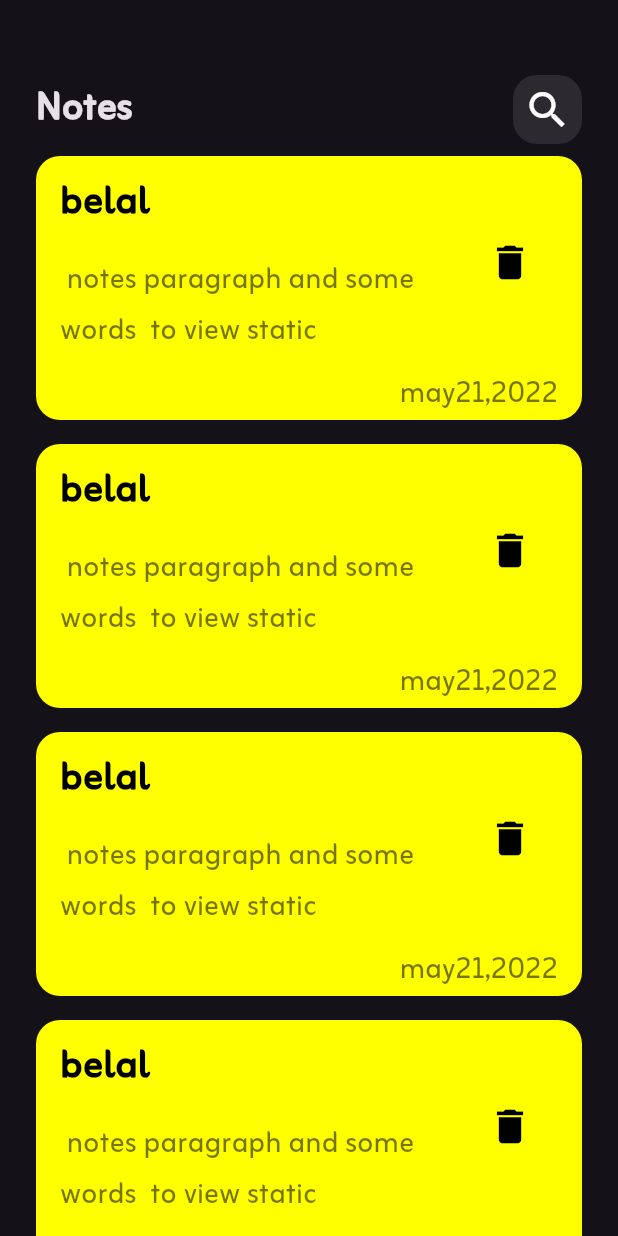
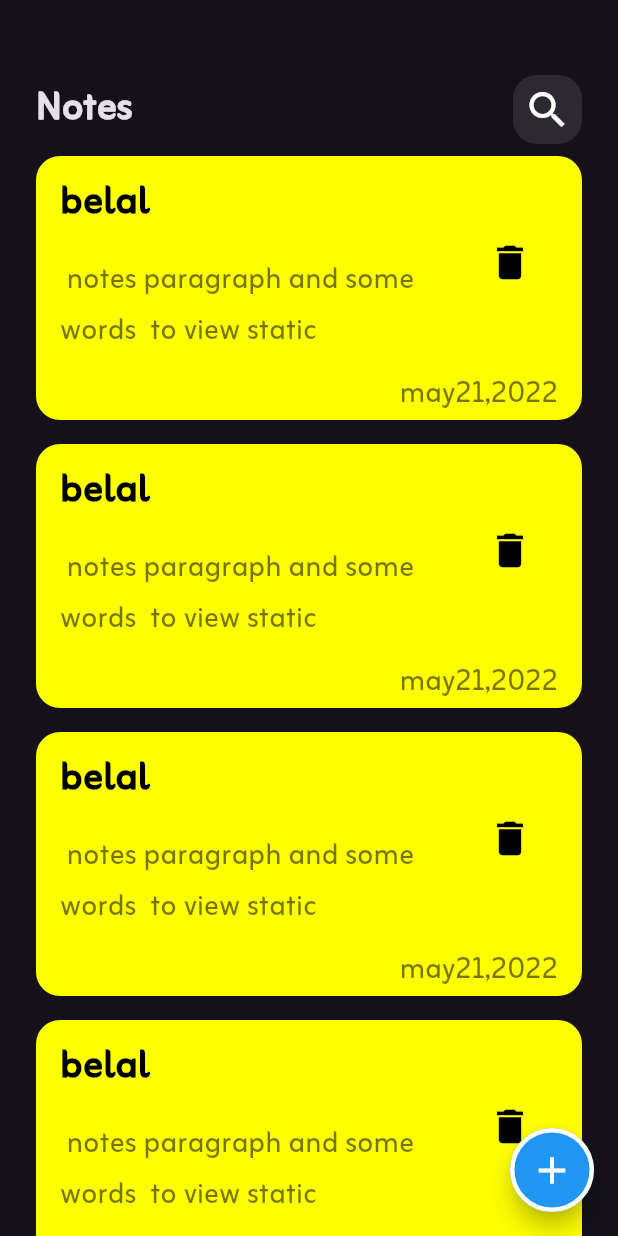
Before and after one commit to belal123456/myNotes, a Flutter app: the screen it shows after launch, on a phone screen of 412 x 824 dp. Run offline on Flutter 3.47's test engine with Material 3 defaults, Android fonts, the phone set to English and light mode, and no system bars.

Commit message:
add floating action btn

```diff
--- a/lib/views/notes_view.dart
+++ b/lib/views/notes_view.dart
@@ -6,8 +6,20 @@ class NotesViews extends StatelessWidget {
 
   @override
   Widget build(BuildContext context) {
-    return const Scaffold(
-      body: NotesViewBody(),
+    return Scaffold(
+      floatingActionButton: FloatingActionButton(
+        backgroundColor: Colors.blue,
+        shape: RoundedRectangleBorder(
+            side: const BorderSide(width: 3, color: Colors.white),
+            borderRadius: BorderRadius.circular(100)),
+        onPressed: () {},
+        child: const Icon(
+          Icons.add,
+          size: 30,
+          color: Colors.white,
+        ),
+      ),
+      body: const NotesViewBody(),
     );
   }
 }
```
